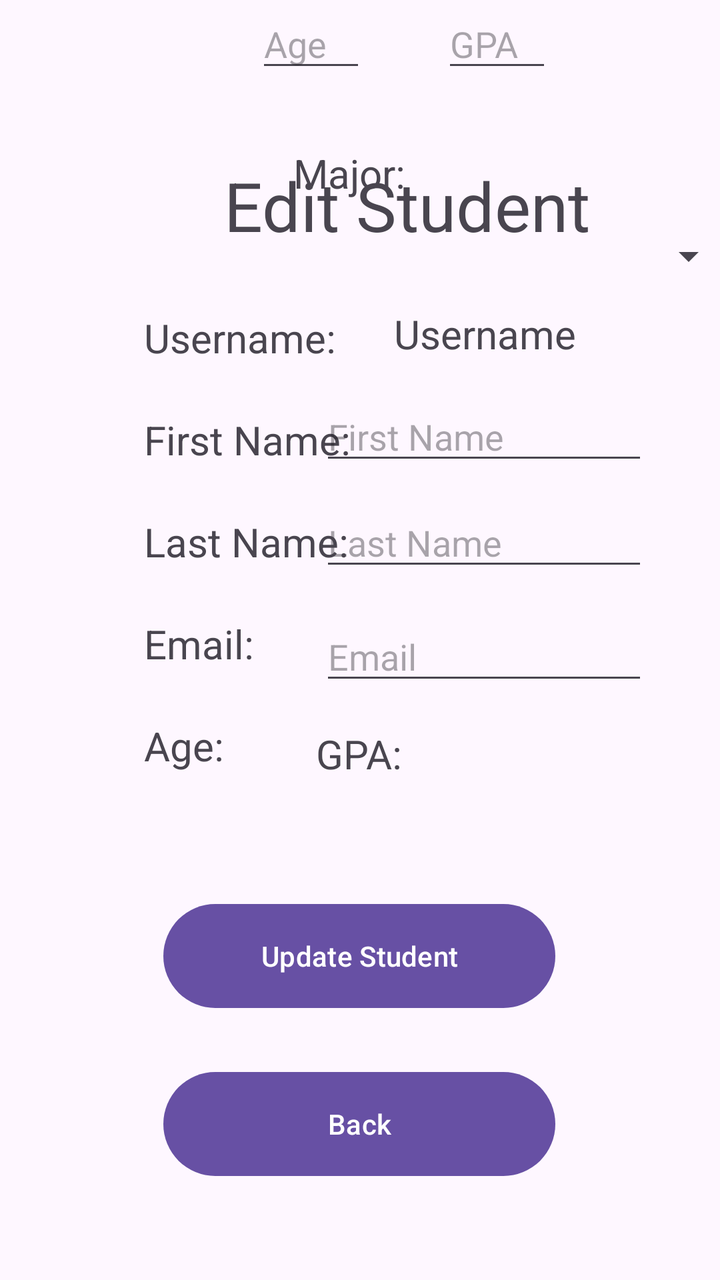
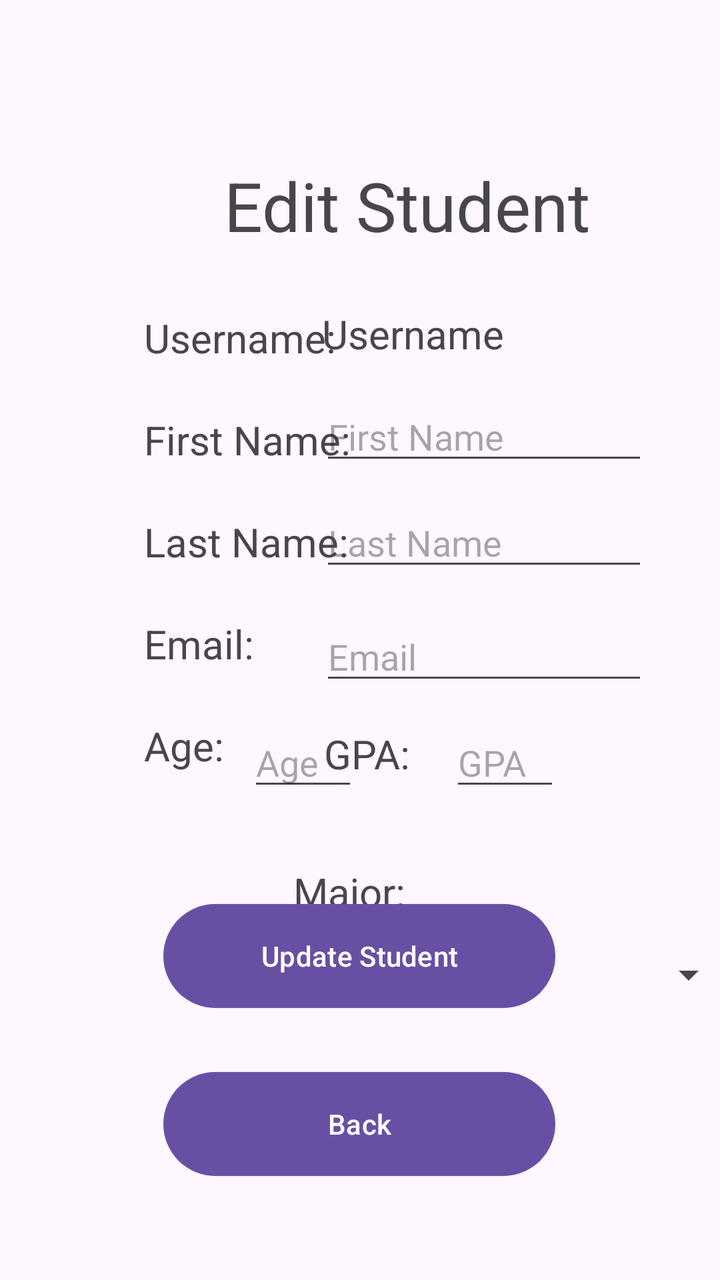

The first picture is an Android layout as it rendered before a commit; the second is the same layout after the commit. The layout source and the unified diff follow.
<!-- AndroidManifest.xml: application theme Theme.Homework03_Program01_ColeBourbina -->
<!-- res/layout/activity_edit_student.xml -->
<?xml version="1.0" encoding="utf-8"?>
<androidx.constraintlayout.widget.ConstraintLayout xmlns:android="http://schemas.android.com/apk/res/android"
    xmlns:app="http://schemas.android.com/apk/res-auto"
    xmlns:tools="http://schemas.android.com/tools"
    android:id="@+id/main"
    android:layout_width="match_parent"
    android:layout_height="match_parent"
    tools:context=".editStudent">

    <TextView
        android:id="@+id/tv_v_editStudent_major"
        android:layout_width="wrap_content"
        android:layout_height="wrap_content"
        android:layout_marginTop="32dp"
        android:text="Major:"
        android:textSize="20sp"
        app:layout_constraintEnd_toEndOf="parent"
        app:layout_constraintHorizontal_bias="0.482"
        app:layout_constraintStart_toStartOf="parent"
        app:layout_constraintTop_toBottomOf="@+id/et_v_editStudent_age" />

    <Button
        android:id="@+id/btn_v_editStudent_back"
        android:layout_width="196dp"
        android:layout_height="60dp"
        android:layout_marginBottom="48dp"
        android:text="Back"
        app:layout_constraintBottom_toBottomOf="parent"
        app:layout_constraintEnd_toEndOf="parent"
        app:layout_constraintHorizontal_bias="0.497"
        app:layout_constraintStart_toStartOf="parent" />

    <EditText
        android:id="@+id/et_v_editStudent_gpa"
        android:layout_width="55dp"
        android:layout_height="41dp"
        android:layout_marginEnd="84dp"
        android:ems="10"
        android:hint="GPA"
        android:inputType="text"
        app:layout_constraintEnd_toEndOf="parent"
        tools:layout_editor_absoluteY="360dp" />

    <TextView
        android:id="@+id/textView4"
        android:layout_width="wrap_content"
        android:layout_height="wrap_content"
        android:layout_marginTop="16dp"
        android:layout_marginEnd="20dp"
        android:text="GPA:"
        android:textSize="20sp"
        app:layout_constraintEnd_toStartOf="@+id/et_v_editStudent_gpa"
        app:layout_constraintTop_toBottomOf="@+id/et_v_editStudent_email" />

    <EditText
        android:id="@+id/et_v_editStudent_age"
        android:layout_width="55dp"
        android:layout_height="41dp"
        android:layout_marginStart="16dp"
        android:ems="10"
        android:hint="Age"
        android:inputType="text"
        app:layout_constraintStart_toEndOf="@+id/textView8"
        tools:layout_editor_absoluteY="360dp" />

    <EditText
        android:id="@+id/et_v_editStudent_email"
        android:layout_width="164dp"
        android:layout_height="41dp"
        android:layout_marginTop="16dp"
        android:layout_marginEnd="36dp"
        android:ems="10"
        android:hint="Email"
        android:inputType="text"
        app:layout_constraintEnd_toEndOf="parent"
        app:layout_constraintTop_toBottomOf="@+id/et_v_editStudent_lname" />

    <EditText
        android:id="@+id/et_v_editStudent_lname"
        android:layout_width="164dp"
        android:layout_height="41dp"
        android:layout_marginTop="12dp"
        android:layout_marginEnd="36dp"
        android:ems="10"
        android:hint="Last Name"
        android:inputType="text"
        app:layout_constraintEnd_toEndOf="parent"
        app:layout_constraintTop_toBottomOf="@+id/et_v_editStudent_fname" />

    <TextView
        android:id="@+id/textView8"
        android:layout_width="wrap_content"
        android:layout_height="wrap_content"
        android:layout_marginStart="72dp"
        android:layout_marginTop="24dp"
        android:text="Age:"
        android:textSize="20sp"
        app:layout_constraintStart_toStartOf="parent"
        app:layout_constraintTop_toBottomOf="@+id/textView7" />

    <TextView
        android:id="@+id/textView7"
        android:layout_width="wrap_content"
        android:layout_height="wrap_content"
        android:layout_marginStart="72dp"
        android:layout_marginTop="24dp"
        android:text="Email:"
        android:textSize="20sp"
        app:layout_constraintStart_toStartOf="parent"
        app:layout_constraintTop_toBottomOf="@+id/textView6" />

    <TextView
        android:id="@+id/textView6"
        android:layout_width="wrap_content"
        android:layout_height="wrap_content"
        android:layout_marginStart="72dp"
        android:layout_marginTop="24dp"
        android:text="Last Name:"
        android:textSize="20sp"
        app:layout_constraintStart_toStartOf="parent"
        app:layout_constraintTop_toBottomOf="@+id/textView5" />

    <TextView
        android:id="@+id/textView5"
        android:layout_width="wrap_content"
        android:layout_height="wrap_content"
        android:layout_marginStart="72dp"
        android:layout_marginTop="24dp"
        android:text="First Name:"
        android:textSize="20sp"
        app:layout_constraintStart_toStartOf="parent"
        app:layout_constraintTop_toBottomOf="@+id/textView3" />

    <TextView
        android:id="@+id/tv_v_addStudent_title2"
        android:layout_width="wrap_content"
        android:layout_height="wrap_content"
        android:layout_marginStart="112dp"
        android:layout_marginTop="80dp"
        android:text="Edit Student"
        android:textSize="34sp"
        app:layout_constraintStart_toStartOf="parent"
        app:layout_constraintTop_toTopOf="parent" />

    <TextView
        android:id="@+id/textView3"
        android:layout_width="wrap_content"
        android:layout_height="wrap_content"
        android:layout_marginStart="72dp"
        android:layout_marginTop="30dp"
        android:text="Username:"
        android:textSize="20sp"
        app:layout_constraintStart_toStartOf="parent"
        app:layout_constraintTop_toBottomOf="@+id/tv_v_addStudent_title2" />

    <TextView
        android:id="@+id/tv_v_editStudent_username"
        android:layout_width="wrap_content"
        android:layout_height="wrap_content"
        android:layout_marginTop="28dp"
        android:layout_marginEnd="72dp"
        android:text="Username"
        android:textSize="20sp"
        app:layout_constraintEnd_toEndOf="parent"
        app:layout_constraintTop_toBottomOf="@+id/tv_v_addStudent_title2" />

    <EditText
        android:id="@+id/et_v_editStudent_fname"
        android:layout_width="164dp"
        android:layout_height="41dp"
        android:layout_marginTop="16dp"
        android:layout_marginEnd="36dp"
        android:ems="10"
        android:hint="First Name"
        android:inputType="text"
        app:layout_constraintEnd_toEndOf="parent"
        app:layout_constraintTop_toBottomOf="@+id/tv_v_editStudent_username" />

    <Button
        android:id="@+id/btn_v_editStudent_update"
        android:layout_width="196dp"
        android:layout_height="60dp"
        android:layout_marginBottom="24dp"
        android:text="Update Student"
        app:layout_constraintBottom_toTopOf="@+id/btn_v_editStudent_back"
        app:layout_constraintEnd_toEndOf="parent"
        app:layout_constraintHorizontal_bias="0.497"
        app:layout_constraintStart_toStartOf="parent" />

    <Spinner
        android:id="@+id/sp_v_editStudent_major"
        android:layout_width="376dp"
        android:layout_height="wrap_content"
        android:layout_marginTop="16dp"
        app:layout_constraintEnd_toEndOf="parent"
        app:layout_constraintStart_toStartOf="parent"
        app:layout_constraintTop_toBottomOf="@+id/tv_v_editStudent_major" />
</androidx.constraintlayout.widget.ConstraintLayout>
<!-- resources referenced by this layout -->
<resources>
  <style name="Theme.Homework03_Program01_ColeBourbina" parent="Base.Theme.Homework03_Program01_ColeBourbina" />
  <style name="Base.Theme.Homework03_Program01_ColeBourbina" parent="Theme.Material3.DayNight.NoActionBar">
          
          
      </style>
</resources>

<!-- the commit's change to res/layout/activity_edit_student.xml (unified diff, before → after) -->
@@ -34,12 +34,13 @@
         android:id="@+id/et_v_editStudent_gpa"
         android:layout_width="55dp"
         android:layout_height="41dp"
-        android:layout_marginEnd="84dp"
+        android:layout_marginTop="12dp"
+        android:layout_marginEnd="80dp"
         android:ems="10"
         android:hint="GPA"
         android:inputType="text"
         app:layout_constraintEnd_toEndOf="parent"
-        tools:layout_editor_absoluteY="360dp" />
+        app:layout_constraintTop_toBottomOf="@+id/et_v_editStudent_email" />
 
     <TextView
         android:id="@+id/textView4"
@@ -56,12 +57,13 @@
         android:id="@+id/et_v_editStudent_age"
         android:layout_width="55dp"
         android:layout_height="41dp"
-        android:layout_marginStart="16dp"
+        android:layout_marginStart="12dp"
+        android:layout_marginTop="24dp"
         android:ems="10"
         android:hint="Age"
         android:inputType="text"
         app:layout_constraintStart_toEndOf="@+id/textView8"
-        tools:layout_editor_absoluteY="360dp" />
+        app:layout_constraintTop_toBottomOf="@+id/textView7" />
 
     <EditText
         android:id="@+id/et_v_editStudent_email"
@@ -158,7 +160,7 @@
         android:layout_width="wrap_content"
         android:layout_height="wrap_content"
         android:layout_marginTop="28dp"
-        android:layout_marginEnd="72dp"
+        android:layout_marginEnd="108dp"
         android:text="Username"
         android:textSize="20sp"
         app:layout_constraintEnd_toEndOf="parent"
@@ -195,4 +197,20 @@
         app:layout_constraintEnd_toEndOf="parent"
         app:layout_constraintStart_toStartOf="parent"
         app:layout_constraintTop_toBottomOf="@+id/tv_v_editStudent_major" />
+
+    <TextView
+        android:id="@+id/tv_v_editStudent_error"
+        android:layout_width="wrap_content"
+        android:layout_height="wrap_content"
+        android:layout_marginBottom="16dp"
+        android:text="TextView"
+        android:textColor="#F44336"
+        android:textSize="20sp"
+        android:visibility="invisible"
+        app:layout_constraintBottom_toTopOf="@+id/tv_v_addStudent_title2"
+        app:layout_constraintEnd_toEndOf="parent"
+        app:layout_constraintHorizontal_bias="0.498"
+        app:layout_constraintStart_toStartOf="parent"
+        app:layout_constraintTop_toTopOf="parent"
+        app:layout_constraintVertical_bias="1.0" />
 </androidx.constraintlayout.widget.ConstraintLayout>
